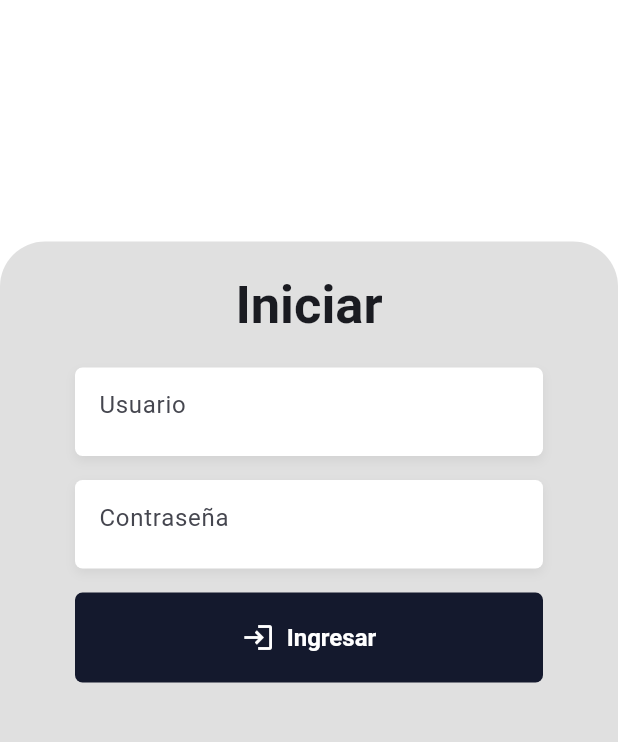
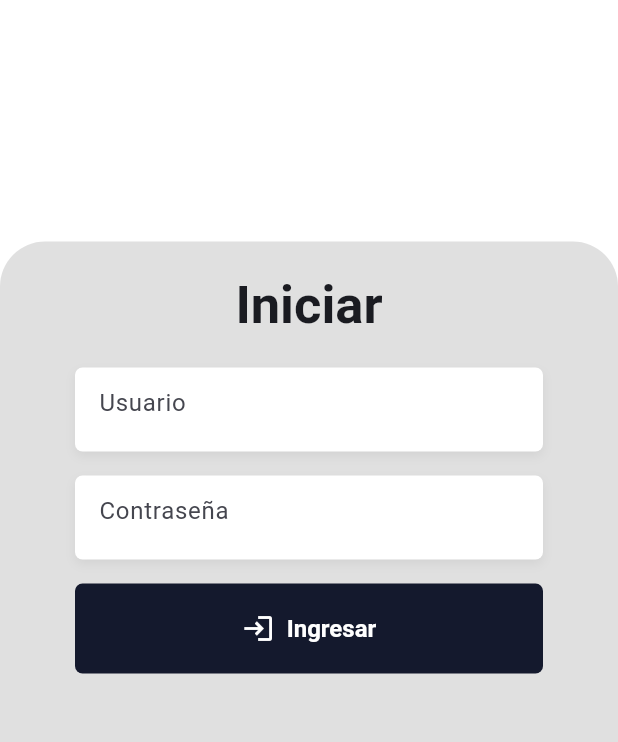
Before and after one commit to victorvelazquez/monalisa_app_001, a Flutter app: the screen it shows after launch, on a phone screen of 412 x 824 dp, the part 417-1159 px from its top. Run offline on Flutter 3.47's test engine with Material 3 defaults, Android fonts, the phone set to English and light mode, and no system bars; our stand-ins replace dio, flutter_dotenv, flutter_riverpod, formz, go_router, google_fonts and 1 more; project files that could hold a hidden picture were left out.

Commit message:
feat: ajustar tamaños de fuente en varios componentes para mejorar la legibilidad

```diff
--- a/lib/config/theme/app_theme.dart
+++ b/lib/config/theme/app_theme.dart
@@ -40,6 +40,6 @@ class AppTheme {
         color: scaffoldBackgroundColor,
         centerTitle: true,
         titleTextStyle: GoogleFonts.roboto().copyWith(
-            fontSize: 25, fontWeight: FontWeight.bold, color: Colors.black),
+            fontSize: 22, fontWeight: FontWeight.bold, color: colorSeed),
       ));
 }
--- a/lib/features/auth/presentation/screens/auth_data_screen.dart
+++ b/lib/features/auth/presentation/screens/auth_data_screen.dart
@@ -138,7 +138,7 @@ class _BuildDropdown<T> extends ConsumerWidget {
                           overflow: TextOverflow.ellipsis,
                           maxLines: 1,
                           style: const TextStyle(
-                            fontSize: 18,
+                            fontSize: 16,
                           ),
                         ),
                       ),
--- a/lib/features/shared/presentation/widgets/custom_text_form_field.dart
+++ b/lib/features/shared/presentation/widgets/custom_text_form_field.dart
@@ -63,7 +63,7 @@ class CustomTextFormField extends StatelessWidget {
         validator: validator,
         obscureText: obscureText,
         keyboardType: keyboardType,
-        style: const TextStyle(fontSize: 18, color: Colors.black54),
+        style: const TextStyle(fontSize: 16, color: Colors.black54),
         maxLines: maxLines,
         initialValue: initialValue,
         decoration: InputDecoration(
```
